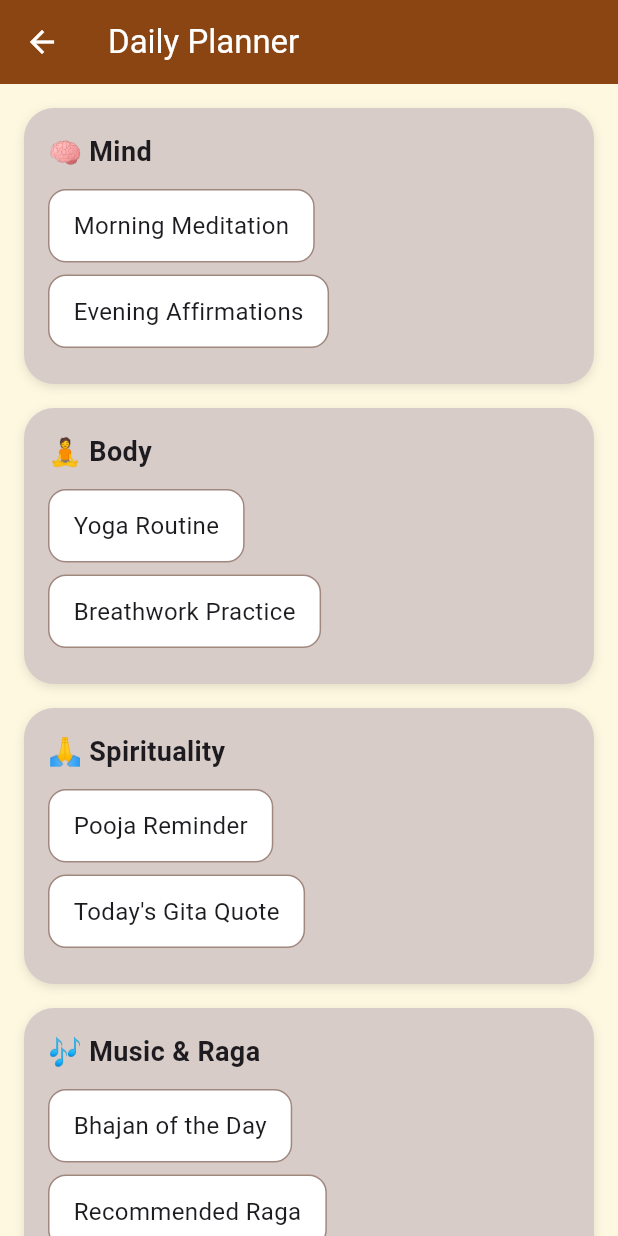
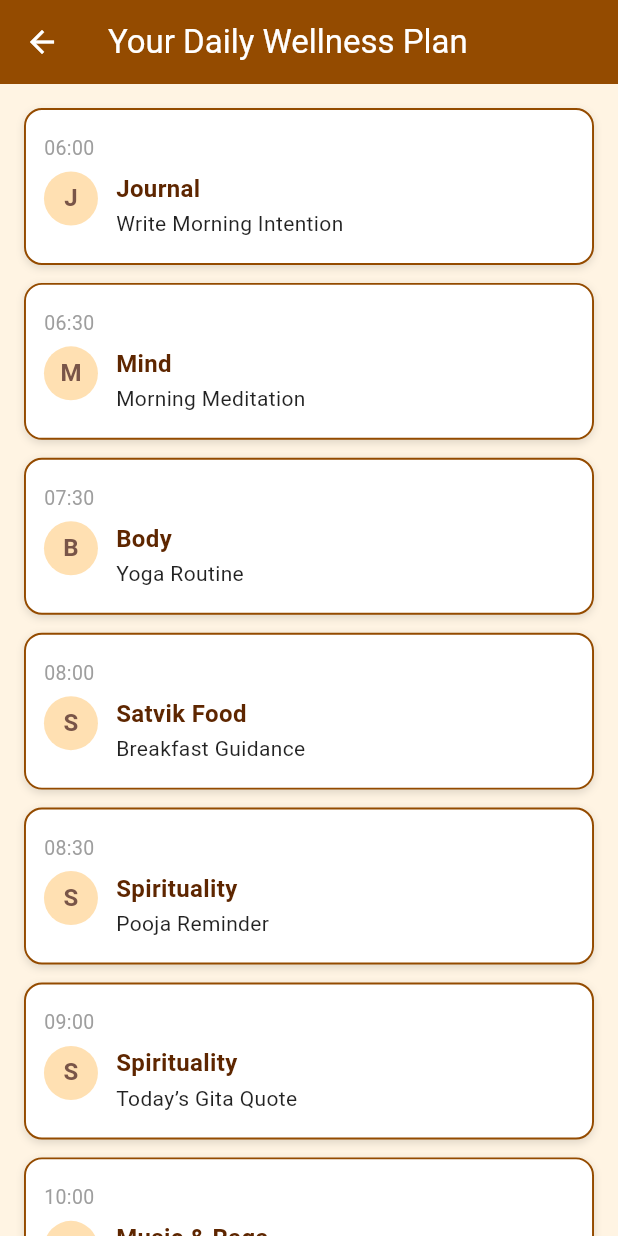
Before and after one commit to wellnesshub-platform/wellnesshub_platform, a Flutter app: the screen it shows after launch, after a tap on "Daily Planner", on a phone screen of 412 x 824 dp. Run offline on Flutter 3.47's test engine with Material 3 defaults, Android fonts, the light colour scheme and no system bars.

Commit message:
Updated project files and planner screen for new UX features

```diff
--- a/ux/lib/app/routes.dart
+++ b/ux/lib/app/routes.dart
@@ -12,15 +12,21 @@ import '../screens/pillars/vastu_screen.dart';
 import '../screens/pillars/journal_screen.dart';
 import '../screens/pillars/dharma_screen.dart';
 import '../screens/pillars/reminders_screen.dart';
-import '../screens/pillars/daily_planner_screen.dart';
+// import '../screens/pillars/daily_planner_screen.dart';
+import '../screens/pillars/daily_screen.dart';
+// import '../screens/pillars/new_daily_planner_screen.dart';
+import '../screens/pillars/check_in_screen.dart';
+
 
 class AppRoutes {
   static Route<dynamic> generateRoute(RouteSettings settings) {
     switch (settings.name) {
       case '/':
         return MaterialPageRoute(builder: (_) => const HomeScreen());
+      case '/daily':
+        return MaterialPageRoute(builder: (_) => const CheckInScreen());
       case '/daily-planner':
-        return MaterialPageRoute(builder: (_) => const DailyPlannerScreen());
+        return MaterialPageRoute(builder: (_) => const DailyScreen());
       case '/mind':
         return MaterialPageRoute(builder: (_) => const MindScreen());
       case '/body':
@@ -45,6 +51,9 @@ class AppRoutes {
         return MaterialPageRoute(builder: (_) => const DharmaScreen());
       case '/reminders':
         return MaterialPageRoute(builder: (_) => const RemindersScreen());
+
+      // case '/checkin':
+      //   return MaterialPageRoute(builder: (_) => const CheckInScreen());
       default:
         return MaterialPageRoute(
           builder: (_) => const Scaffold(
--- a/ux/lib/screens/home/home_screen.dart
+++ b/ux/lib/screens/home/home_screen.dart
@@ -59,10 +59,12 @@ class _HomeScreenState extends State<HomeScreen> with SingleTickerProviderStateM
         ),
         centerTitle: true,
       ),
-      body: Column(
+      body: SafeArea(
+        child: ListView(
+          padding: const EdgeInsets.symmetric(vertical: 16, horizontal: 12),
           children: [
-          const SizedBox(height: 16),
-          const Text(
+            const Center(
+              child: Text(
                 "Ancient Wisdom.\nModern Healing.",
                 textAlign: TextAlign.center,
                 style: TextStyle(
@@ -71,29 +73,47 @@ class _HomeScreenState extends State<HomeScreen> with SingleTickerProviderStateM
                   fontWeight: FontWeight.w600,
                 ),
               ),
-          const SizedBox(height: 10),
+            ),
+            const SizedBox(height: 16),
+
+            // ✅ Check-In & Daily Planner Side-by-Side
+            Row(
+              mainAxisAlignment: MainAxisAlignment.center,
+              children: [
+                ElevatedButton.icon(
+                  onPressed: () => Navigator.pushNamed(context, '/daily'),
+                  icon: const Icon(Icons.check_circle_outline, color: Colors.white),
+                  label: const Text('Check-In', style: TextStyle(color: Colors.white)),
+                  style: ElevatedButton.styleFrom(
+                    backgroundColor: const Color(0xFF944B00),
+                    padding: const EdgeInsets.symmetric(horizontal: 20, vertical: 12),
+                    shape: RoundedRectangleBorder(borderRadius: BorderRadius.circular(24)),
+                    elevation: 4,
+                  ),
+                ),
+                const SizedBox(width: 16),
                 ElevatedButton(
-            onPressed: () {
-              Navigator.pushNamed(context, '/daily-planner'); // Navigate to your planner screen
-            },
+                  onPressed: () => Navigator.pushNamed(context, '/daily-planner'),
                   style: ElevatedButton.styleFrom(
                     backgroundColor: const Color(0xFFFFA726),
-              shape: RoundedRectangleBorder(borderRadius: BorderRadius.circular(20)),
-              elevation: 6,
+                    padding: const EdgeInsets.symmetric(horizontal: 24, vertical: 12),
+                    shape: RoundedRectangleBorder(borderRadius: BorderRadius.circular(24)),
+                    elevation: 4,
                   ),
-            child: const Padding(
-              padding: EdgeInsets.symmetric(horizontal: 24, vertical: 12),
-              child: Text('Daily Planner', style: TextStyle(color: Colors.white)),
+                  child: const Text('Daily Planner', style: TextStyle(color: Colors.white)),
                 ),
+              ],
             ),
-          const SizedBox(height: 10),
-          Expanded(
-            child: GridView.count(
+
+            const SizedBox(height: 20),
+
+            GridView.count(
+              shrinkWrap: true,
+              physics: const NeverScrollableScrollPhysics(),
               crossAxisCount: 3,
               childAspectRatio: 0.85,
+              crossAxisSpacing: 12,
               mainAxisSpacing: 12,
-              crossAxisSpacing: 12,
-              padding: const EdgeInsets.all(12),
               children: List.generate(pillars.length, (index) {
                 final pillar = pillars[index];
                 return FadeTransition(
@@ -110,17 +130,21 @@ class _HomeScreenState extends State<HomeScreen> with SingleTickerProviderStateM
                 );
               }),
             ),
-          ),
-          const Text(
+
+            const SizedBox(height: 24),
+            const Center(
+              child: Text(
                 'सर्वे भवन्तु सुखिनः',
                 style: TextStyle(
                   fontSize: 16,
-              fontWeight: FontWeight.w500,
+                  fontWeight: FontWeight.w600,
                   color: Color(0xFF5E2600),
                 ),
               ),
-          const SizedBox(height: 12),
+            ),
+            const SizedBox(height: 24),
           ],
+        ),
       ),
     );
   }
--- a/ux/lib/screens/pillars/daily_planner_screen.dart
+++ b/ux/lib/screens/pillars/daily_planner_screen.dart
@@ -1,111 +1,138 @@
 import 'package:flutter/material.dart';
+import 'dart:convert';
+import 'package:flutter/services.dart' show rootBundle;
+import 'daily_plan_detail_screen.dart';
 
-class DailyPlannerScreen extends StatelessWidget {
-  const DailyPlannerScreen({super.key});
+class DailyScreen extends StatefulWidget {
+  const DailyScreen({super.key});
+
+  @override
+  State<DailyScreen> createState() => _DailyScreenState();
+}
+
+class _DailyScreenState extends State<DailyScreen> {
+  List<Map<String, dynamic>> dailyPlan = [];
+  bool isLoading = true;
+
+  @override
+  void initState() {
+    super.initState();
+    _loadPlanner();
+  }
+
+  Future<void> _loadPlanner() async {
+    try {
+      final jsonStr = await rootBundle.loadString('assets/ai_daily_plan_sample.json');
+      final data = json.decode(jsonStr);
+      final plan = List<Map<String, dynamic>>.from(data['daily_plan']);
+      print('Parsed plan items: $plan');  // Add this after: plan.sort(...)
+      plan.sort((a, b) => a['time'].compareTo(b['time']));
+
+      setState(() {
+        dailyPlan = plan;
+        isLoading = false;
+      });
+    } catch (e) {
+      debugPrint('Failed to load plan: $e');
+      setState(() => isLoading = false);
+    }
+  }
 
   @override
   Widget build(BuildContext context) {
     return Scaffold(
-      backgroundColor: const Color(0xFFFFF8E1),
+      backgroundColor: const Color(0xFFFFF4E3),
       appBar: AppBar(
-        backgroundColor: const Color(0xFF8B4513),
-        title: const Text(
-          'Daily Planner',
-          style: TextStyle(color: Colors.white),
-        ),
+        backgroundColor: const Color(0xFF944B00),
+        title: const Text("Your Daily Wellness Plan", style: TextStyle(color: Colors.white)),
         iconTheme: const IconThemeData(color: Colors.white),
       ),
-      body: ListView(
+      body: isLoading
+          ? const Center(child: CircularProgressIndicator())
+          : ListView.separated(
               padding: const EdgeInsets.all(16),
-        children: [
-          _buildPlannerSection(
+              itemCount: dailyPlan.length,
+              separatorBuilder: (_, __) => const SizedBox(height: 12),
+              itemBuilder: (context, index) {
+                final item = dailyPlan[index];
+                final time = item['time'] ?? '';
+                final pillar = item['pillar'] ?? 'Unknown';
+                final detail = item['activity'] ?? 'No detail';
+
+                return GestureDetector(
+                  onTap: () {
+                    Navigator.push(
                       context,
-            title: '🧠 Mind',
-            actions: [
-              _PlannerAction(label: 'Morning Meditation', onTap: () {/* Navigate to Meditation */}),
-              _PlannerAction(label: 'Evening Affirmations', onTap: () {/* Navigate to Affirmations */}),
-            ],
+                      MaterialPageRoute(
+                        builder: (_) => DailyPlanDetailScreen(
+                          pillar: pillar,
+                          detail: detail,
                         ),
-          const SizedBox(height: 16),
-          _buildPlannerSection(
-            context,
-            title: '🧘 Body',
-            actions: [
-              _PlannerAction(label: 'Yoga Routine', onTap: () {/* Navigate to Yoga */}),
-              _PlannerAction(label: 'Breathwork Practice', onTap: () {/* Navigate to Breathwork */}),
-            ],
-          ),
-          const SizedBox(height: 16),
-          _buildPlannerSection(
-            context,
-            title: '🙏 Spirituality',
-            actions: [
-              _PlannerAction(label: 'Pooja Reminder', onTap: () {/* Navigate to Pooja */}),
-              _PlannerAction(label: 'Today\'s Gita Quote', onTap: () {/* Navigate to Dharma */}),
-            ],
-          ),
-          const SizedBox(height: 16),
-          _buildPlannerSection(
-            context,
-            title: '🎶 Music & Raga',
-            actions: [
-              _PlannerAction(label: 'Bhajan of the Day', onTap: () {/* Navigate to Bhajan */}),
-              _PlannerAction(label: 'Recommended Raga', onTap: () {/* Navigate to Raga */}),
-            ],
-          ),
-          const SizedBox(height: 16),
-          _buildPlannerSection(
-            context,
-            title: '📓 Journal & Reflection',
-            actions: [
-              _PlannerAction(label: 'Write Morning Intention', onTap: () {/* Navigate to Journal */}),
-              _PlannerAction(label: 'Evening Gratitude', onTap: () {/* Navigate to Journal */}),
-            ],
-          ),
-        ],
                       ),
                     );
-  }
-
-  Widget _buildPlannerSection(BuildContext context,
-      {required String title, required List<_PlannerAction> actions}) {
-    return Container(
-      padding: const EdgeInsets.all(16),
+                  },
+                  child: Container(
+                    padding: const EdgeInsets.symmetric(vertical: 16, horizontal: 12),
                     decoration: BoxDecoration(
-        color: Colors.brown.shade100,
-        borderRadius: BorderRadius.circular(20),
+                      color: Colors.white,
+                      borderRadius: BorderRadius.circular(12),
+                      border: Border.all(color: const Color(0xFF944B00), width: 1.3),
                       boxShadow: const [
-          BoxShadow(color: Colors.black12, blurRadius: 5, offset: Offset(0, 2)),
+                        BoxShadow(color: Colors.black12, blurRadius: 4, offset: Offset(0, 2)),
                       ],
                     ),
                     child: Column(
                       crossAxisAlignment: CrossAxisAlignment.start,
                       children: [
-          Text(title, style: const TextStyle(fontSize: 18, fontWeight: FontWeight.bold)),
-          const SizedBox(height: 12),
-          ...actions.map((action) => Padding(
-                padding: const EdgeInsets.only(bottom: 8),
-                child: GestureDetector(
-                  onTap: action.onTap,
-                  child: Container(
-                    padding: const EdgeInsets.symmetric(vertical: 12, horizontal: 16),
-                    decoration: BoxDecoration(
-                      color: Colors.white,
-                      borderRadius: BorderRadius.circular(12),
-                      border: Border.all(color: Colors.brown.shade300),
+                        Text(
+                          time,
+                          style: const TextStyle(fontSize: 13, color: Colors.grey),
                         ),
-                    child: Text(action.label, style: const TextStyle(fontSize: 16)),
+                        const SizedBox(height: 6),
+                        Row(
+                          crossAxisAlignment: CrossAxisAlignment.start,
+                          children: [
+                            CircleAvatar(
+                              backgroundColor: Colors.orange.shade100,
+                              radius: 18,
+                              child: Text(
+                                pillar[0],
+                                style: const TextStyle(
+                                  fontSize: 16,
+                                  fontWeight: FontWeight.bold,
+                                  color: Colors.brown,
                                 ),
                               ),
-              )),
+                            ),
+                            const SizedBox(width: 12),
+                            Expanded(
+                              child: Column(
+                                crossAxisAlignment: CrossAxisAlignment.start,
+                                children: [
+                                  Text(
+                                    pillar,
+                                    style: const TextStyle(
+                                      fontWeight: FontWeight.bold,
+                                      fontSize: 16,
+                                      color: Color(0xFF5E2600),
+                                    ),
+                                  ),
+                                  const SizedBox(height: 2),
+                                  Text(
+                                    detail,
+                                    style: const TextStyle(fontSize: 14, color: Colors.black87, height: 1.4),
+                                  ),
                                 ],
+                              ),
+                            ),
+                          ],
+                        ),
+                      ],
+                    ),
+                  ),
+                );
+              },
             ),
     );
   }
 }
-
-class _PlannerAction {
-  final String label;
-  final VoidCallback onTap;
-  _PlannerAction({required this.label, required this.onTap});
-}
```
Also changed, not shown: ux/pubspec.yaml (+7 -2 lines), ux/pubspec.lock, 6 other files. Lines whose indentation alone changed are shown as unchanged.
